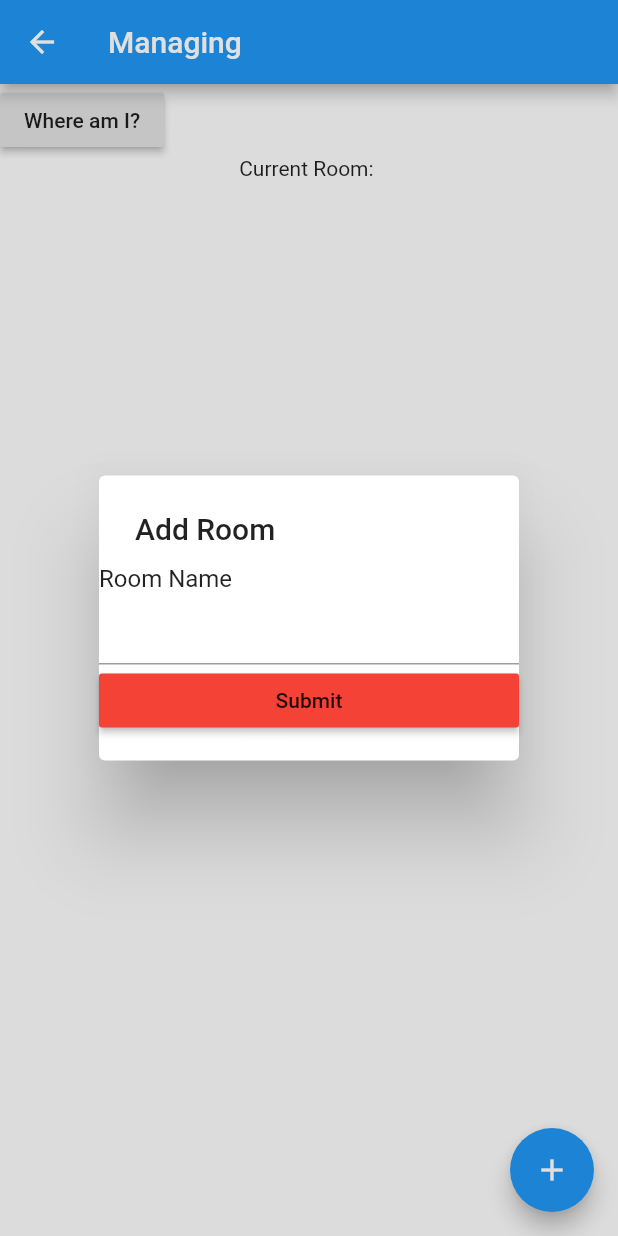
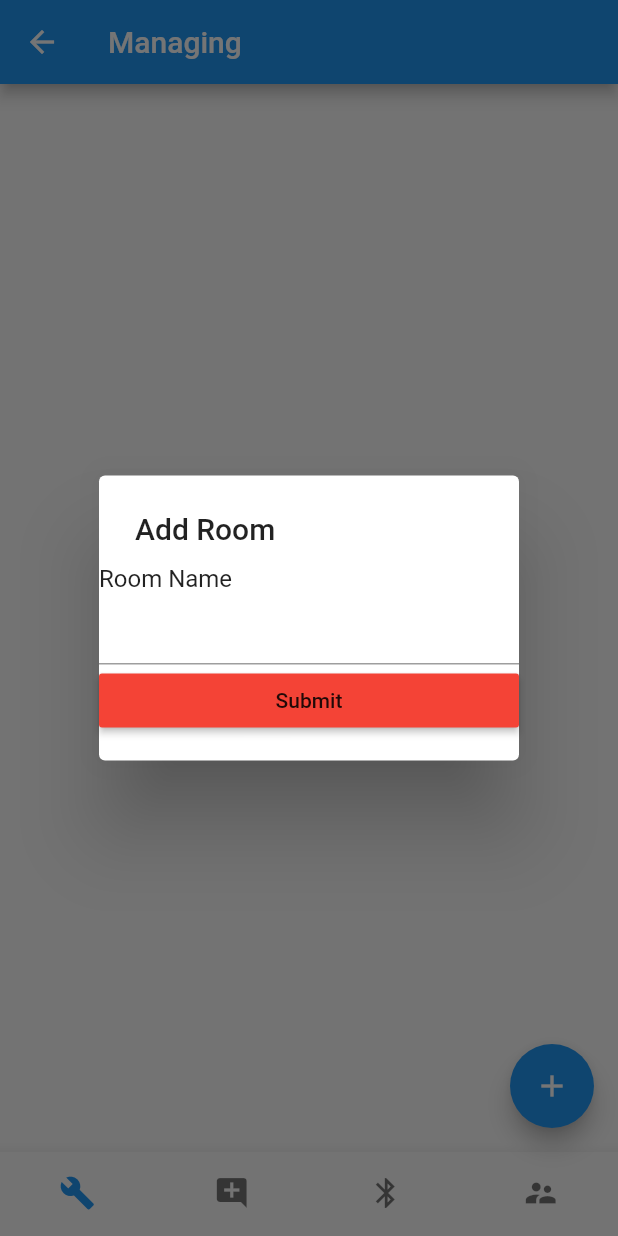
Before and after one commit to DTUFeedme/feedme-mobile, a Flutter app: the BuildingManager screen opened directly, after a tap on the "add" icon, on a phone screen of 412 x 824 dp. Run offline on Flutter 3.47's test engine with Material 2 defaults, Android fonts, the phone set to English and light mode, and no system bars; our stand-ins replace flutter_blue, shared_preferences, tuple; accounts and stored records are empty; network calls fail.

Commit message:
Feature of making user admin

```diff
--- a/lib/routes/buildingManager.dart
+++ b/lib/routes/buildingManager.dart
@@ -6,6 +6,7 @@ import 'package:climify/models/buildingModel.dart';
 import 'package:climify/models/globalState.dart';
 import 'package:climify/models/roomModel.dart';
 import 'package:climify/models/signalMap.dart';
+import 'package:climify/models/userModel.dart';
 import 'package:climify/routes/dialogues/addRoom.dart';
 import 'package:climify/routes/dialogues/roomMenu.dart';
 import 'package:climify/services/bluetooth.dart';
@@ -37,11 +38,23 @@ class _BuildingManagerState extends State<BuildingManager> {
   String _currentRoom = "";
   bool _gettingRoom = false;
   String _currentlyConfirming = "";
+  int _visibleIndex = 0;
+  String _title = "Managing";
+  bool _gettingUserId = false;
+  bool _makinguseradmin = false;
+  final myController = TextEditingController();
 
   @override
   void initState() {
     super.initState();
     _setBuildingState();
+  }
+
+  @override
+  void dispose() {
+    // Clean up the controller when the widget is disposed.
+    myController.dispose();
+    super.dispose();
   }
 
   void _setBuildingState() async {
@@ -82,7 +95,7 @@ class _BuildingManagerState extends State<BuildingManager> {
 
   void _addRoom() async {
     await showDialog<bool>(
-      barrierColor: Colors.black12,
+      //barrierColor: Colors.black12,
       context: context,
       builder: (context) {
         return AddRoom(
@@ -116,7 +129,7 @@ class _BuildingManagerState extends State<BuildingManager> {
       return;
     }
     await showDialog(
-      barrierColor: Colors.black12,
+      //barrierColor: Colors.black12,
       context: context,
       builder: (context) {
         return ScanRoom(
@@ -140,7 +153,7 @@ class _BuildingManagerState extends State<BuildingManager> {
 
   void _roomMenu(RoomModel room) async {
     await showDialog(
-      barrierColor: Colors.black12,
+      //barrierColor: Colors.black12,
       context: context,
       builder: (context) {
         return RoomMenu(
@@ -181,16 +194,129 @@ class _BuildingManagerState extends State<BuildingManager> {
     });
   }
 
+  void _getUserIdFromEmailFunc(String _email) async {
+    print("user email" + _email);
+    setState(() {
+      _gettingUserId = true;
+    });
+    String userId;
+    APIResponse<String> apiResponse =
+        await _restService.getUserIdFromEmail(_token, _email);
+    if (apiResponse.error) {
+      SnackBarError.showErrorSnackBar(apiResponse.errorMessage, _scaffoldKey);
+    } else {
+      userId = apiResponse.data;
+    }
+    setState(() {
+      _gettingUserId = false;
+    });
+    print("user id" + userId);
+    _makeUserAdmin(userId, _email);
+  }
+
+    void _makeUserAdmin(String _userId, String _email) async {
+    print("hej");
+    setState(() {
+      _makinguseradmin = true;
+    });
+    UserModel userAdminData;
+    APIResponse<UserModel> apiResponse =
+        await _restService.makeUserAdmin(_token, _userId, _building);
+    if (apiResponse.error) {
+      SnackBarError.showErrorSnackBar(apiResponse.errorMessage, _scaffoldKey);
+    } else {
+      SnackBarError.showErrorSnackBar(_email + " is now admin of building: " + _building.name, _scaffoldKey);
+      userAdminData = apiResponse.data;
+    }
+    setState(() {
+      _makinguseradmin = false;
+    });
+    print(userAdminData);
+  }
+
+    void _changeWindow(int index) {
+    setState(() {
+      _visibleIndex = index;
+      //_setSubtitle();
+      switch (index) {
+        case 0:
+          _title = "Managing ${_building.name}";
+          break;
+        case 1:
+          _title = "Manage questions";
+          break;
+        case 2:
+          _title = "Manage beacons";
+          break;
+        case 3:
+          _title = "Make user admin";
+          break;
+        default:
+      }
+    });
+  }
+
   @override
   Widget build(BuildContext context) {
     return Scaffold(
       key: _scaffoldKey,
       appBar: AppBar(
-        title: Text(
-          "Managing ${_building.name}",
+        title: InkWell(
+          onTap: () => _setBuildingState(),
+          child: Row(
+            children: [
+              Expanded(
+                child: Column(
+                  crossAxisAlignment: CrossAxisAlignment.stretch,
+                  children: [
+                    Text(
+                      _title,
+                    ),
+                  ],
                 ),
               ),
-      body: Container(
+              // _loadingState
+              //     ? CircularProgressIndicator(
+              //         value: null,
+              //         valueColor: AlwaysStoppedAnimation<Color>(Colors.white),
+              //       )
+              //     : Container(),
+            ],
+          ),
+        ),
+      ),
+      bottomNavigationBar: BottomNavigationBar(
+        type: BottomNavigationBarType.fixed,
+        showUnselectedLabels: false,
+        showSelectedLabels: false,
+        items: [
+          BottomNavigationBarItem(
+            icon: Icon(Icons.build),
+            title: Text("Manage building"),
+          ),
+          BottomNavigationBarItem(
+            icon: Icon(Icons.add_comment),
+            title: Text("Manage questions"),
+          ),
+          BottomNavigationBarItem(
+            icon: Icon(Icons.bluetooth),
+            title: Text("Manage beacons"),
+          ),
+          BottomNavigationBarItem(
+            icon: Icon(Icons.supervisor_account),
+            title: Text("Make user admin"),
+          ),
+        ],
+        onTap: (int index) => _changeWindow(index),
+        currentIndex: _visibleIndex,
+      ),
+      body: Center(
+        child: Container(
+          child: Stack(
+            children: [
+              Visibility(
+                visible: _visibleIndex == 0,
+                child: Container(
                     child: Column(
                       children: <Widget>[
                         Column(
@@ -225,23 +351,67 @@ class _BuildingManagerState extends State<BuildingManager> {
                             );
                           }).toList(),
                         ),
-            Row(
-              children: <Widget>[
-                RaisedButton(
-                  child: Text("Where am I?"),
-                  onPressed: () => _getRoom(),
-                ),
-                _gettingRoom
-                    ? CircularProgressIndicator(
-                        value: null,
-                      )
-                    : Container(),
                       ],
                     ),
-            Text(
-              "Current Room: $_currentRoom",
+                ),
+              ),
+              Visibility(
+                visible: _visibleIndex == 1,
+                child: Container(
+                  child: Column(
+                    children: <Widget>[
+                      Text('Add question'),
+                      TextFormField(
+                        decoration: InputDecoration(
+                          labelText: 'Enter question title'
+                        ),
+                      ),
+
+
+                      RaisedButton(onPressed: () {}, child: Text('Add question to the chosen rooms'))
+                    ],
+                  ),
+                ),
+              ),
+              Visibility(
+                visible: _visibleIndex == 2,
+                child: Container(
+                  child: Column(
+                    children: <Widget>[
+                      Text('Add beacon'),
+                      TextFormField(
+                        decoration: InputDecoration(
+                          labelText: 'Enter beacon name'
+                        ),
+                      ),
+                      TextFormField(
+                        decoration: InputDecoration(
+                          labelText: 'Enter uuid'
+                        ),
+                      ),
+                      RaisedButton(onPressed: () {}, child: Text('Add beacon to this building'))
+                    ],
+                  ),
+                ),
+              ),
+              Visibility(
+                visible: _visibleIndex == 3,
+                child: Container(
+                  child: Column(
+                    children: <Widget>[
+                      TextFormField(
+                        controller: myController,
+                        decoration: InputDecoration(
+                          labelText: 'Enter user email'
+                        ),
+                      ),
+                      RaisedButton(onPressed: () => _getUserIdFromEmailFunc(myController.text), child: Text('Make user admin for building: ' + _building.name))
+                  ],
+                  ),
+                ),
               ),
             ],
+          ),
         ),
       ),
       floatingActionButton: FloatingActionButton(
```
Also changed, not shown: lib/services/rest_service.dart (+4 -9 lines), pubspec.lock, 2 other files. Lines whose indentation alone changed are shown as unchanged.
